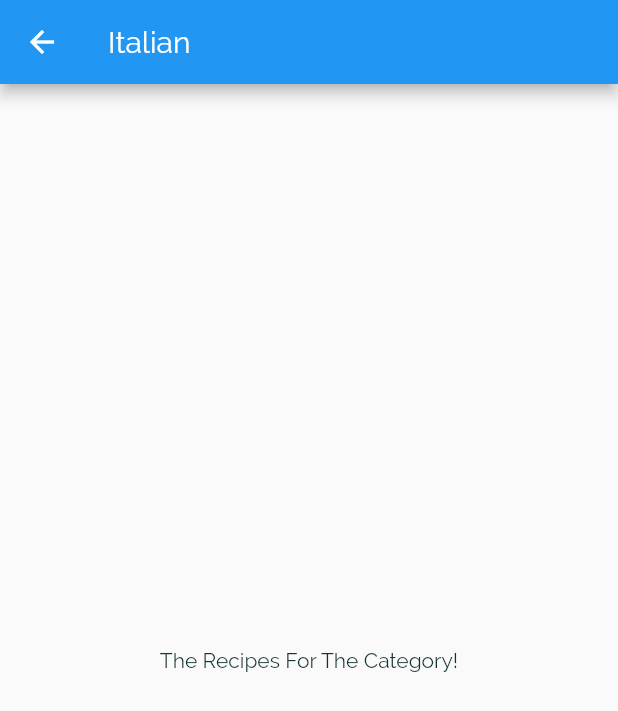
After one commit to ozyildirim/flutter-meals-app, a Flutter app: the screen it shows after launch, after a tap on "Italian", on a phone screen of 412 x 824 dp. The commit adds this screen. Shown: the top 711 px of the screen. Run offline on Flutter 3.47's test engine with Material 2 defaults, Android fonts, the phone set to English and light mode, and no system bars.

Commit message:
navigator andd new meal screen

```diff
--- a/lib/categories_screen.dart
+++ b/lib/categories_screen.dart
@@ -13,7 +13,7 @@ class CategoriesScreen extends StatelessWidget {
       body: GridView(
         padding: EdgeInsets.all(15),
         children: DUMMY_CATEGORIES.map((category) {
-          return CategoryItem(category.title, category.color);
+          return CategoryItem(category.id, category.title, category.color);
         }).toList(),
         gridDelegate: SliverGridDelegateWithMaxCrossAxisExtent(
             maxCrossAxisExtent: 200,
--- a/lib/category_item.dart
+++ b/lib/category_item.dart
@@ -1,14 +1,28 @@
 import 'package:flutter/material.dart';
+import 'package:meal_app/category_meals_screen.dart';
 
 class CategoryItem extends StatelessWidget {
+  final String id;
   final String title;
   final Color itemColor;
 
-  CategoryItem(this.title, this.itemColor);
+  CategoryItem(this.id, this.title, this.itemColor);
+
+  void selectCategory(BuildContext context) {
+    Navigator.of(context).push(
+      MaterialPageRoute(builder: (context) {
+        return CategoryMealsScreen(id, title);
+      }),
+    );
+  }
 
   @override
   Widget build(BuildContext context) {
-    return Container(
+    return InkWell(
+      onTap: () => selectCategory(context),
+      splashColor: Theme.of(context).primaryColor,
+      borderRadius: BorderRadius.circular(15),
+      child: Container(
         padding: const EdgeInsets.all(15),
         child: Text(
           title,
@@ -21,6 +35,7 @@ class CategoryItem extends StatelessWidget {
               end: Alignment.bottomRight),
           borderRadius: BorderRadius.circular(15),
         ),
+      ),
     );
   }
 }
--- /dev/null
+++ b/lib/category_meals_screen.dart
@@ -0,0 +1,20 @@
+import 'package:flutter/material.dart';
+
+class CategoryMealsScreen extends StatelessWidget {
+  final String categoryId;
+  final String categoryTitle;
+
+  CategoryMealsScreen(this.categoryId, this.categoryTitle);
+
+  @override
+  Widget build(BuildContext context) {
+    return Scaffold(
+      appBar: AppBar(
+        title: Text(categoryTitle),
+      ),
+      body: Center(
+        child: Text("The Recipes For The Category!"),
+      ),
+    );
+  }
+}
```
Lines whose indentation alone changed are shown as unchanged.
